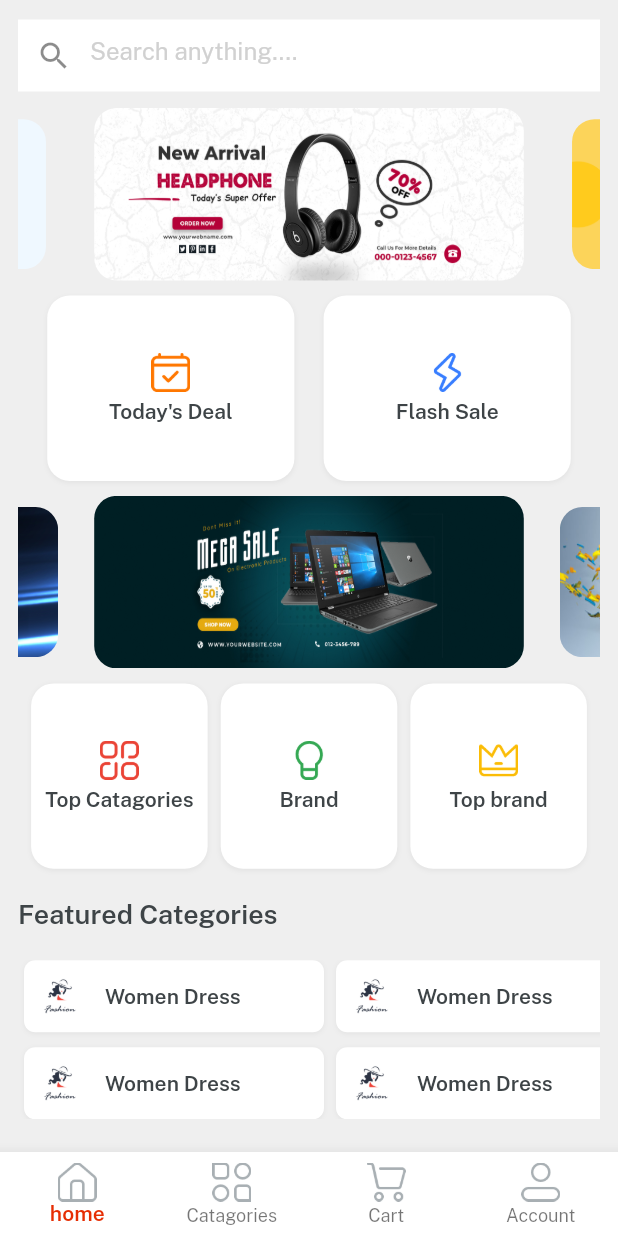
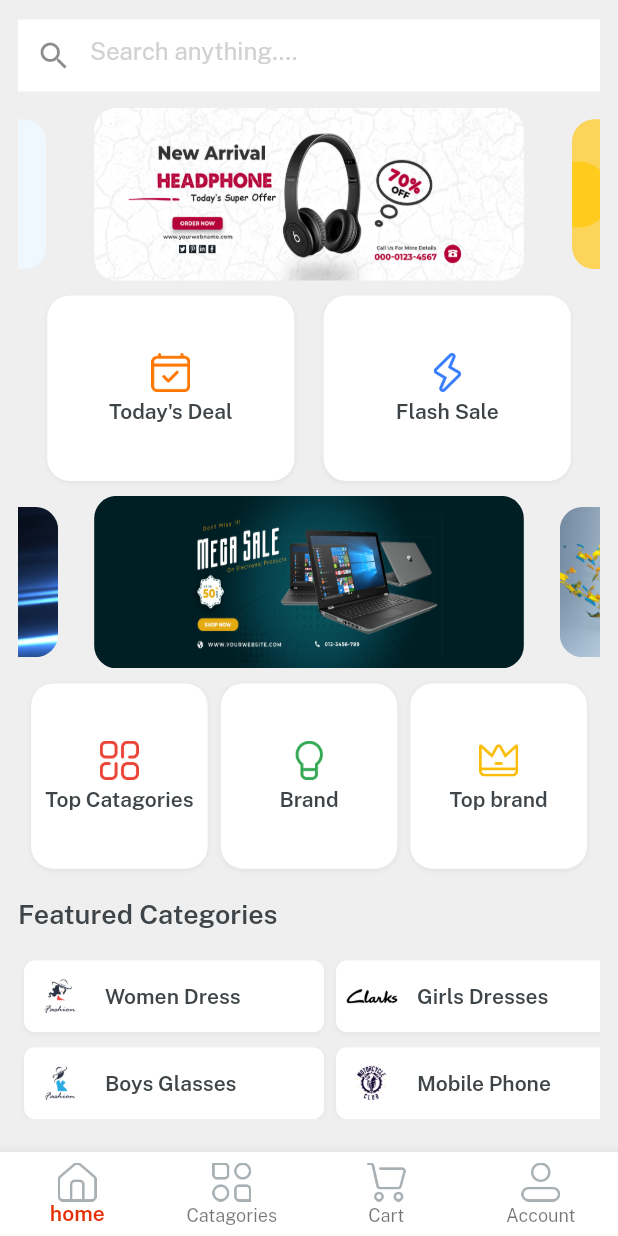
Before and after one commit to majharul-islam181/ecommerce, a Flutter app: the Home screen opened directly, on a phone screen of 412 x 824 dp. Run offline on Flutter 3.47's test engine with Material 2 defaults, Android fonts, the phone set to English and light mode, and no system bars; drawn by our look-alikes of velocity_x; our stand-ins replace get.

Commit message:
featuredProducts added

```diff
--- a/lib/consts/lists.dart
+++ b/lib/consts/lists.dart
@@ -5,3 +5,11 @@ const socialIconList = [icFacebookLogo, icGoogleLogo, icTwitterLogo];
 const slidersList = [imgSlider1, imgSlider2, imgSlider3, imgSlider4];
 
 const secondSliderList = [imgSs1, imgSs2, imgSs3, imgSs4];
+
+const featuredImage1 = [imgS1, imgS2, imgS3];
+const featuredImage2 = [imgS4, imgS5, imgS6];
+
+const featuredTitles1 = [womenDress, girlsDress, girlsWatches];
+const featuredTitles2 = [boysGlasses, mobilePhone, tshirts];
+
+const demoLaptopName = ["Laptop1","Laptop2","Laptop3","Laptop4","Laptop5","Laptop6",];
--- a/lib/consts/strings.dart
+++ b/lib/consts/strings.dart
@@ -32,9 +32,12 @@ const searchanything = "Search anything....",
     topSellers = "Top brand",
     womenDress = "Women Dress",
     girlsWatches = "Girls Watches",
-    mobilePhone= "Mobile Phone",
+    mobilePhone = "Mobile Phone",
     tshirts = "TShirts",
+    boysGlasses = "Boys Glasses",
     girlsDress = "Girls Dresses";
 
 const topCategoris = "Top Catagories";
 const featuredCategories = "Featured Categories";
+
+const featuredProduct = "Featured Products";
--- a/lib/views/home_screen/components/feature_button.dart
+++ b/lib/views/home_screen/components/feature_button.dart
@@ -1,11 +1,11 @@
 import 'package:ecommerce/consts/consts.dart';
 
-Widget featureButton() {
+Widget featureButton({String? title, icon}) {
   return Row(
     children: [
-      Image.asset(imgS1, width: 40, fit: BoxFit.fill,),
+      Image.asset(icon, width: 40, fit: BoxFit.fill,),
       10.widthBox,
-      womenDress.text.fontFamily(semibold).color(darkFontGrey).make(),
+      title!.text.fontFamily(semibold).color(darkFontGrey).make(),
     ],
   ).box.width(200).margin(const EdgeInsets.symmetric(horizontal: 4)).padding(const EdgeInsets.all(4)).white.roundedSM.outerShadowSm.make();
 }
--- /dev/null
+++ b/lib/views/home_screen/components/featured_products.dart
@@ -0,0 +1,14 @@
+import 'package:ecommerce/consts/consts.dart';
+
+Widget featuredProducts({required String? name,required icon,required price}) {
+  return Column(
+    children: [
+      Image.asset(icon, width: 150, fit: BoxFit.cover,),
+      10.heightBox,
+      name!.text.fontFamily(semibold).make(),
+
+      10.heightBox,
+      ("\$$price").text.color(redColor).fontFamily(semibold).make(),
+    ],
+  ).box.width(200).margin(const EdgeInsets.symmetric(horizontal: 4)).padding(const EdgeInsets.all(4)).white.roundedSM.outerShadowSm.make();
+}
--- a/lib/views/home_screen/home_screen.dart
+++ b/lib/views/home_screen/home_screen.dart
@@ -1,6 +1,7 @@
 import 'package:ecommerce/consts/consts.dart';
 import 'package:ecommerce/consts/lists.dart';
 import 'package:ecommerce/views/home_screen/components/feature_button.dart';
+import 'package:ecommerce/views/home_screen/components/featured_products.dart';
 import 'package:ecommerce/widgets_common/home_buttons.dart';
 import 'package:flutter/src/widgets/container.dart';
 import 'package:flutter/src/widgets/framework.dart';
@@ -114,14 +115,64 @@ class HomeScreen extends StatelessWidget {
                       child: Row(children:
                         List.generate(3, (index) => Column(
                           children: [
-                            featureButton(),
+                            featureButton(icon: featuredImage1[index], title: featuredTitles1[index]),
                             10.heightBox,
-                            featureButton(),
+                            // featureButton(),
+                            // featureButton(icon: featuredImage2[index], title: featuredTitles2[index]),
+                          ],
+                        )).toList(),
+                      ),
+                    ),
+
+                        // 10.heightBox,
+                    SingleChildScrollView(
+                       scrollDirection: Axis.horizontal,
+                      child: Row(children:
+                        List.generate(3, (index) => Column(
+                          children: [
+                            featureButton(icon: featuredImage2[index], title: featuredTitles2[index]),
 
                           ],
                         )).toList(),
                       ),
-                    )
+                    ),
+                    20.heightBox,
+
+                    Container(
+                      padding: const EdgeInsets.all(12),
+                      decoration: const BoxDecoration(color: redColor),
+                      child: Column(
+                        crossAxisAlignment: CrossAxisAlignment.start,
+                        children: [
+                          Align(
+                            alignment: Alignment.centerLeft,
+                            child: featuredProduct.text.white.fontFamily(bold).size(18).make()),
+
+                          SingleChildScrollView(
+                            scrollDirection: Axis.horizontal,
+                            child: Row(
+                              children:
+                                List.generate(6, (index) => Column(
+                                  children: [
+
+                                   featuredProducts(icon: imgP1,name: demoLaptopName[index],price: 555),
+                                  //  featuredProducts(icon: imgP2,name: "Laptop1",price: 555),
+                                   "demo".text.make(),
+                                   5.heightBox,
+                                  ],
+
+                                )).toList()
+                              ,
+                            ),
+                          ),
+
+                        ],
+
+
+
+                      ),
+                    ),
+
 
 
 
```
